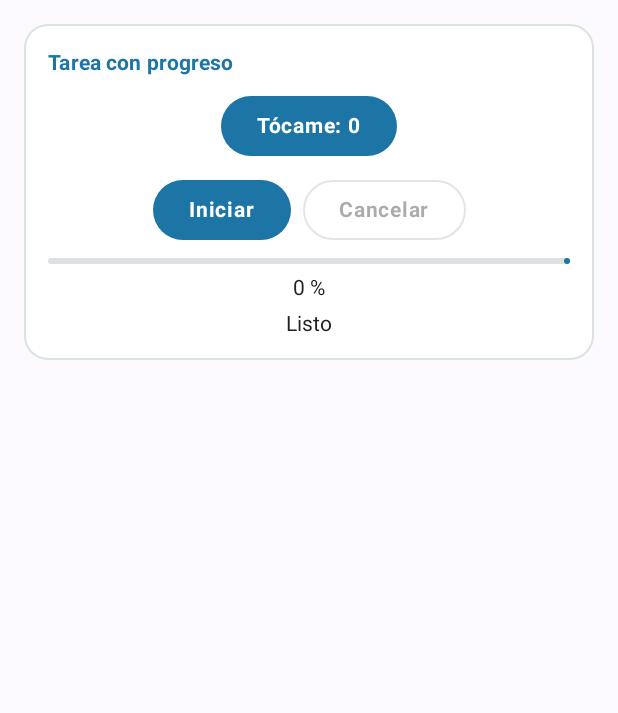
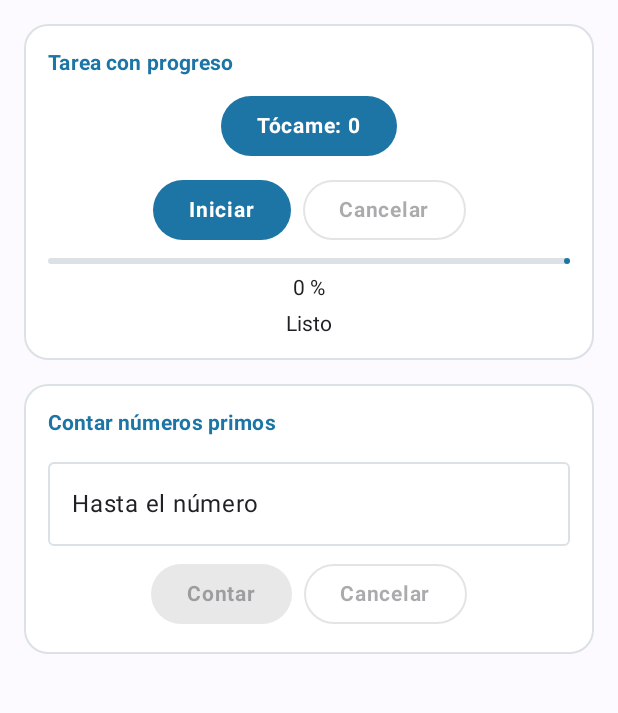
Before and after one commit to angieio/CentroTareas, an Android app built with Jetpack Compose: the screen it shows after launch (MainActivity), on a phone screen of 412 x 824 dp, the part 96-809 px from its top. Run offline under Robolectric (Android 15) with nearby library versions, the phone set to English and light mode, and no system bars.

Commit message:
feat(primos): cuenta primos en Dispatchers.Default con cancelacion

```diff
--- a/app/build.gradle.kts
+++ b/app/build.gradle.kts
@@ -38,6 +38,7 @@ android {
 dependencies {
     implementation(platform(libs.androidx.compose.bom))
     implementation(libs.androidx.activity.compose)
+    implementation(libs.androidx.compose.foundation)
     implementation(libs.androidx.compose.material3)
     implementation(libs.androidx.compose.ui)
     implementation(libs.androidx.compose.ui.graphics)
--- a/app/src/main/java/com/tecsup/centrotareas/ui/PantallaTareas.kt
+++ b/app/src/main/java/com/tecsup/centrotareas/ui/PantallaTareas.kt
@@ -1,13 +1,19 @@
 package com.tecsup.centrotareas.ui
 
 import androidx.compose.foundation.BorderStroke
+import androidx.compose.foundation.background
 import androidx.compose.foundation.layout.Arrangement
 import androidx.compose.foundation.layout.Column
 import androidx.compose.foundation.layout.Row
+import androidx.compose.foundation.layout.Spacer
 import androidx.compose.foundation.layout.fillMaxSize
 import androidx.compose.foundation.layout.fillMaxWidth
+import androidx.compose.foundation.layout.height
 import androidx.compose.foundation.layout.padding
+import androidx.compose.foundation.rememberScrollState
 import androidx.compose.foundation.shape.RoundedCornerShape
+import androidx.compose.foundation.text.KeyboardOptions
+import androidx.compose.foundation.verticalScroll
 import androidx.compose.material3.Button
 import androidx.compose.material3.ButtonDefaults
 import androidx.compose.material3.Card
@@ -16,6 +22,7 @@ import androidx.compose.material3.ExperimentalMaterial3Api
 import androidx.compose.material3.LinearProgressIndicator
 import androidx.compose.material3.MaterialTheme
 import androidx.compose.material3.OutlinedButton
+import androidx.compose.material3.OutlinedTextField
 import androidx.compose.material3.Scaffold
 import androidx.compose.material3.Text
 import androidx.compose.material3.TopAppBar
@@ -28,7 +35,11 @@ import androidx.compose.runtime.remember
 import androidx.compose.runtime.setValue
 import androidx.compose.ui.Alignment
 import androidx.compose.ui.Modifier
+import androidx.compose.ui.graphics.Color
+import androidx.compose.ui.text.font.FontWeight
+import androidx.compose.ui.text.input.KeyboardType
 import androidx.compose.ui.unit.dp
+import com.tecsup.centrotareas.model.PrimosUi
 import com.tecsup.centrotareas.viewmodel.TareasViewModel
 
 @OptIn(ExperimentalMaterial3Api::class)
@@ -41,7 +52,9 @@ fun PantallaTareas(
     var toques by remember { mutableStateOf(0) }
     val progreso by viewModel.progreso.collectAsState()
     val corriendo by viewModel.corriendo.collectAsState()
-
+    val primos by viewModel.primos.collectAsState()
+    var numero by remember { mutableStateOf("") }
+    var ultimoHasta by remember { mutableStateOf(500000) }
 
     Scaffold(
         modifier = modifier.fillMaxSize(),
@@ -65,6 +78,7 @@ fun PantallaTareas(
             modifier = Modifier
                 .fillMaxSize()
                 .padding(paddingInterior)
+                .verticalScroll(rememberScrollState())
                 .padding(16.dp)
         ) {
             Card(
@@ -90,7 +104,7 @@ fun PantallaTareas(
                         modifier = Modifier.fillMaxWidth(),
                         color = MaterialTheme.colorScheme.primary,
                         style = MaterialTheme.typography.titleSmall,
-                        fontWeight = androidx.compose.ui.text.font.FontWeight.Bold
+                        fontWeight = FontWeight.Bold
                     )
 
                     Button(
@@ -149,6 +163,124 @@ fun PantallaTareas(
                     )
                 }
             }
+
+            Spacer(modifier = Modifier.height(16.dp))
+
+            Card(
+                modifier = Modifier.fillMaxWidth(),
+                shape = RoundedCornerShape(16.dp),
+                colors = CardDefaults.cardColors(
+                    containerColor = MaterialTheme.colorScheme.surface
+                ),
+                border = BorderStroke(
+                    width = 1.dp,
+                    color = MaterialTheme.colorScheme.outline
+                )
+            ) {
+                Column(
+                    modifier = Modifier
+                        .fillMaxWidth()
+                        .padding(16.dp),
+                    horizontalAlignment = Alignment.CenterHorizontally,
+                    verticalArrangement = Arrangement.spacedBy(8.dp)
+                ) {
+                    Text(
+                        text = "Contar números primos",
+                        modifier = Modifier.fillMaxWidth(),
+                        color = MaterialTheme.colorScheme.primary,
+                        style = MaterialTheme.typography.titleSmall,
+                        fontWeight = FontWeight.Bold
+                    )
+
+                    OutlinedTextField(
+                        value = numero,
+                        onValueChange = { nuevoTexto ->
+                            if (nuevoTexto.all { it in '0'..'9' }) {
+                                numero = nuevoTexto
+                            }
+                        },
+                        modifier = Modifier.fillMaxWidth(),
+                        label = { Text("Hasta el número") },
+                        keyboardOptions = KeyboardOptions(
+                            keyboardType = KeyboardType.Number
+                        ),
+                        singleLine = true,
+                        enabled = primos != PrimosUi.Calculando
+                    )
+
+                    Row(
+                        horizontalArrangement = Arrangement.spacedBy(8.dp)
+                    ) {
+                        Button(
+                            onClick = {
+                                val hasta = numero.toIntOrNull()
+
+                                if (hasta != null && hasta >= 2) {
+                                    ultimoHasta = hasta
+                                    viewModel.contar(hasta)
+                                }
+                            },
+                            enabled = primos != PrimosUi.Calculando &&
+                                    (numero.toIntOrNull()?.let { it >= 2 } == true)
+                        ) {
+                            Text("Contar")
+                        }
+
+                        OutlinedButton(
+                            onClick = { viewModel.cancelarPrimos() },
+                            enabled = primos == PrimosUi.Calculando,
+                            border = BorderStroke(
+                                width = 1.dp,
+                                color = if (primos == PrimosUi.Calculando) {
+                                    MaterialTheme.colorScheme.primary
+                                } else {
+                                    MaterialTheme.colorScheme.onSurface.copy(
+                                        alpha = 0.12f
+                                    )
+                                }
+                            )
+                        ) {
+                            Text("Cancelar")
+                        }
+                    }
+
+                    when (val estado = primos) {
+                        PrimosUi.Inicial -> Unit
+
+                        PrimosUi.Calculando -> {
+                            Text("Calculando...")
+                        }
+
+                        PrimosUi.Cancelado -> {
+                            Text("Cancelado")
+                        }
+
+                        is PrimosUi.Listo -> {
+                            Column(
+                                modifier = Modifier
+                                    .fillMaxWidth()
+                                    .background(
+                                        color = Color(0xFFE3F3E5),
+                                        shape = RoundedCornerShape(12.dp)
+                                    )
+                                    .padding(16.dp),
+                                horizontalAlignment = Alignment.CenterHorizontally
+                            ) {
+                                Text(
+                                    text = "Primos hasta $ultimoHasta: ${estado.cantidad}",
+                                    color = Color(0xFF24652D),
+                                    fontWeight = FontWeight.Bold
+                                )
+
+                                Text(
+                                    text = "Tiempo: ${estado.milisegundos} ms",
+                                    color = Color(0xFF24652D)
+                                )
+                            }
+                        }
+                    }
+                }
+            }
         }
     }
 }
--- a/gradle/libs.versions.toml
+++ b/gradle/libs.versions.toml
@@ -8,6 +8,7 @@ lifecycleRuntimeKtx = "2.11.0"
 activityCompose = "1.13.0"
 kotlin = "2.2.10"
 composeBom = "2026.02.01"
+foundation = "1.12.1"
 
 [libraries]
 androidx-core-ktx = { group = "androidx.core", name = "core-ktx", version.ref = "coreKtx" }
@@ -24,6 +25,7 @@ androidx-compose-ui-tooling-preview = { group = "androidx.compose.ui", name = "u
 androidx-compose-ui-test-manifest = { group = "androidx.compose.ui", name = "ui-test-manifest" }
 androidx-compose-ui-test-junit4 = { group = "androidx.compose.ui", name = "ui-test-junit4" }
 androidx-compose-material3 = { group = "androidx.compose.material3", name = "material3" }
+androidx-compose-foundation = { group = "androidx.compose.foundation", name = "foundation", version.ref = "foundation" }
 
 [plugins]
 android-application = { id = "com.android.application", version.ref = "agp" }
```
Also changed, not shown: app/src/main/java/com/tecsup/centrotareas/data/TareasRepositoryLocal.kt (+26 -3 lines), app/src/main/java/com/tecsup/centrotareas/viewmodel/TareasViewModel.kt (+25 -11 lines).
